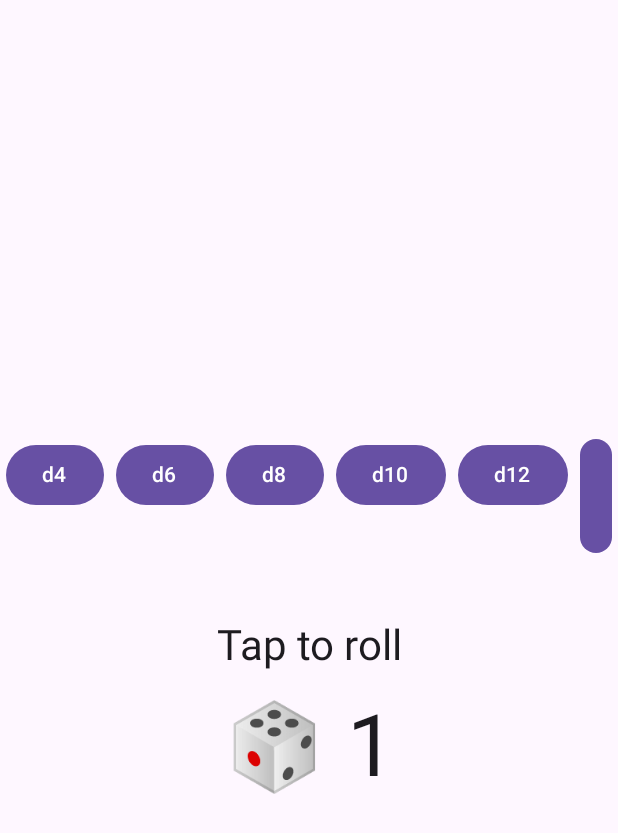
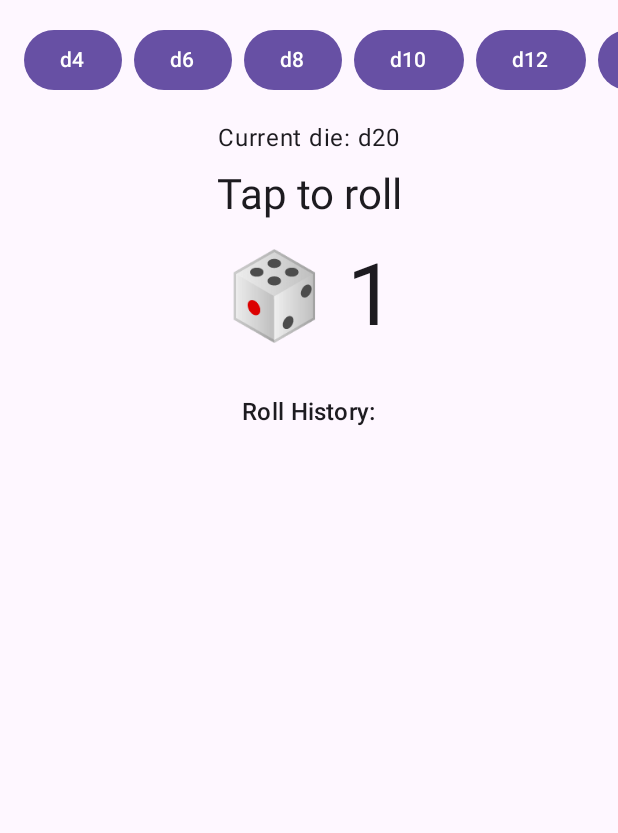
Before and after one commit to Bellasaurusx/PocketDice, an Android app built with Jetpack Compose: the screen it shows after launch (MainActivity), on a phone screen of 412 x 824 dp. Shown: the top 833 px of the screen. Run offline under Robolectric (Android 15) with nearby library versions, the phone set to English and light mode, and no system bars.

Commit message:
Added roll history and better function labeling.

```diff
--- a/app/src/main/java/com/example/pocketdice/MainActivity.kt
+++ b/app/src/main/java/com/example/pocketdice/MainActivity.kt
@@ -20,6 +20,8 @@ import android.os.Build
 import androidx.compose.ui.platform.LocalContext
 import kotlinx.coroutines.launch
 import androidx.compose.ui.draw.scale
+import androidx.compose.foundation.horizontalScroll
+import androidx.compose.foundation.rememberScrollState
 
 
 class MainActivity : ComponentActivity() {
@@ -44,6 +46,7 @@ fun DiceRollerScreen() {
     val vibrator = context.getSystemService(Context.VIBRATOR_SERVICE) as Vibrator
     var diceRoll by remember { mutableIntStateOf(1) }
     var selectedDie by remember { mutableIntStateOf(20) }
+    val rollHistory = remember { mutableStateListOf<Int>() }
     val coroutineScope = rememberCoroutineScope()
 
     Column(
@@ -53,41 +56,66 @@ fun DiceRollerScreen() {
                 coroutineScope.launch {
                     scale.animateTo(0.8f, animationSpec = tween(100))
                     diceRoll = Random.nextInt(1, selectedDie + 1)
-                    scale.animateTo(1f, animationSpec = spring(dampingRatio = Spring.DampingRatioMediumBouncy))
-
+                    scale.animateTo(1f, animationSpec = spring())
                     mediaPlayer.start()
-
                     if (Build.VERSION.SDK_INT >= Build.VERSION_CODES.O) {
-                        vibrator.vibrate(VibrationEffect.createOneShot(100, VibrationEffect.DEFAULT_AMPLITUDE))
+                        vibrator.vibrate(
+                            VibrationEffect.createOneShot(
+                                100,
+                                VibrationEffect.DEFAULT_AMPLITUDE
+                            )
+                        )
                     } else {
                         vibrator.vibrate(100)
                     }
+                    rollHistory.add(0, diceRoll)
+                    if (rollHistory.size > 10) rollHistory.removeAt(rollHistory.lastIndex)
                 }
             },
-        verticalArrangement = Arrangement.Center,
-        horizontalAlignment = Alignment.CenterHorizontally
+        horizontalAlignment = Alignment.CenterHorizontally,
+        verticalArrangement = Arrangement.Top
     ) {
+
         Row(
-            horizontalArrangement = Arrangement.Center,
+            horizontalArrangement = Arrangement.spacedBy(8.dp),
             modifier = Modifier
-                .fillMaxWidth()
-                .padding(bottom = 24.dp)
+                .horizontalScroll(rememberScrollState())
+                .padding(16.dp)
         ) {
             listOf(4, 6, 8, 10, 12, 20, 100).forEach { sides ->
-                Button(
-                    onClick = { selectedDie = sides },
-                    modifier = Modifier
-                        .padding(horizontal = 4.dp)
-                ) {
+                Button(onClick = { selectedDie = sides }) {
                     Text("d$sides")
                 }
             }
         }
 
+        Text("Current die: d$selectedDie", style = MaterialTheme.typography.bodyLarge)
+        Spacer(modifier = Modifier.height(8.dp))
+
+// Tap to roll text
         Text("Tap to roll", style = MaterialTheme.typography.headlineMedium)
         Spacer(modifier = Modifier.height(16.dp))
+
+// Rolled number with animation
         Box(modifier = Modifier.scale(scale.value)) {
             Text("🎲 $diceRoll", style = MaterialTheme.typography.displayLarge)
         }
+        Spacer(modifier = Modifier.height(32.dp)) // 👈 extra space before history
+
+// Roll history
+        Text("Roll History:", style = MaterialTheme.typography.titleMedium)
+        Spacer(modifier = Modifier.height(8.dp))
+
+        Column(
+            verticalArrangement = Arrangement.spacedBy(4.dp),
+            horizontalAlignment = Alignment.Start,
+            modifier = Modifier
+                .padding(horizontal = 16.dp)
+                .fillMaxWidth(0.75f)
+        ) {
+            rollHistory.forEachIndexed { index, roll ->
+                Text("#${index + 1}: 🎲 $roll", style = MaterialTheme.typography.bodyMedium)
+            }
+        }
     }
 }
```
